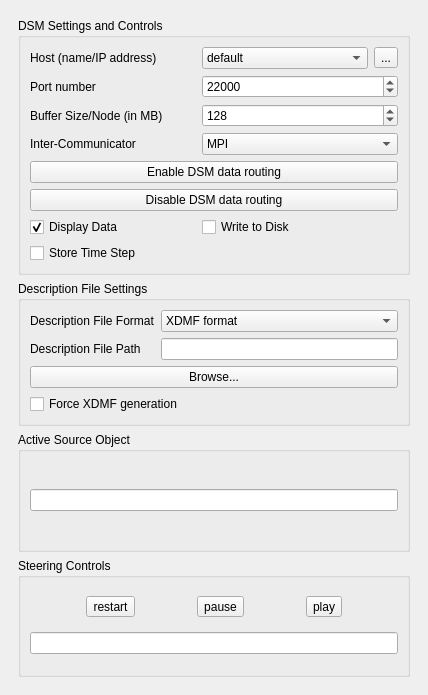
soumagne/icarus, file pqDSMViewerPanel.ui: the form before one commit.
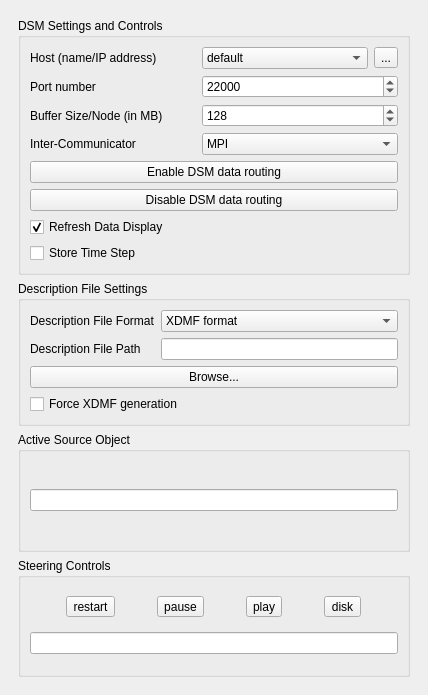
The form after the commit. Icons and pictures are not drawn.

Commit message: Morph write disk check box into a simple button

```diff
--- a/pqDSMViewerPanel.ui
+++ b/pqDSMViewerPanel.ui
@@ -189,17 +189,10 @@
                </property>
               </widget>
              </item>
-             <item row="7" column="1" colspan="2">
-              <widget class="QCheckBox" name="dsmWriteDisk">
-               <property name="text">
-                <string>Write to Disk</string>
-               </property>
-              </widget>
-             </item>
-             <item row="7" column="0">
+             <item row="7" column="0" colspan="3">
               <widget class="QCheckBox" name="autoDisplayDSM">
                <property name="text">
-                <string>Display Data</string>
+                <string>Refresh Data Display</string>
                </property>
                <property name="checked">
                 <bool>true</bool>
@@ -347,6 +340,13 @@
                </property>
               </widget>
              </item>
+             <item row="0" column="3">
+              <widget class="QToolButton" name="dsmWriteDisk">
+               <property name="text">
+                <string>disk</string>
+               </property>
+              </widget>
+             </item>
             </layout>
            </item>
            <item>
```
The commit also changes 1 other file.
